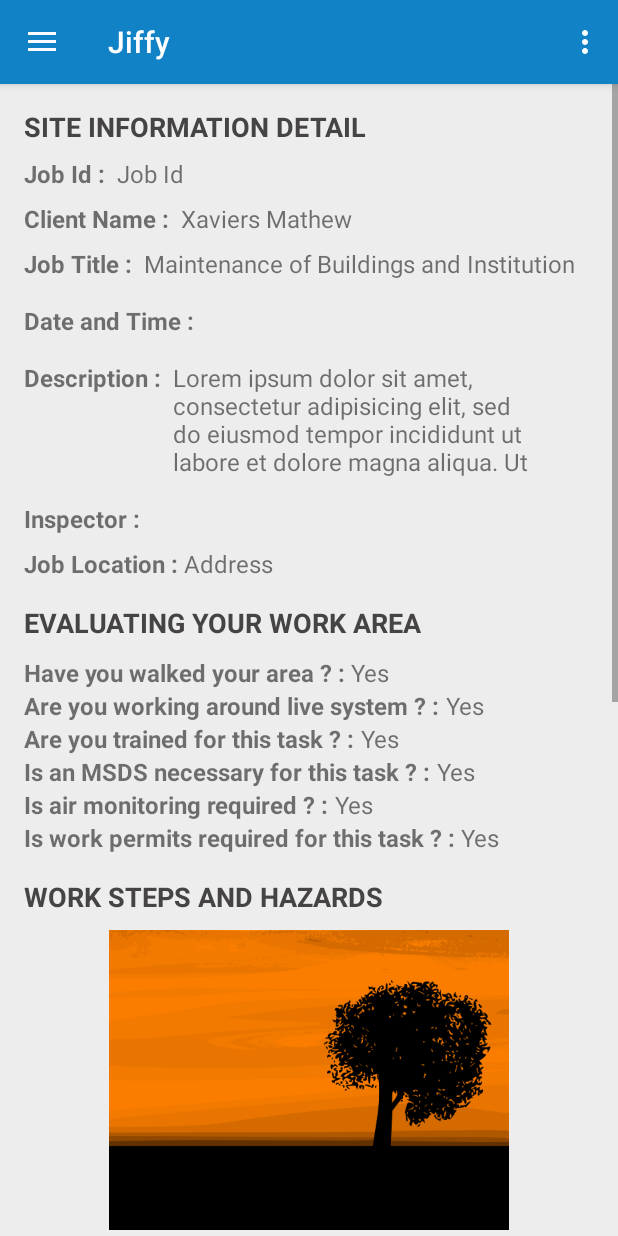
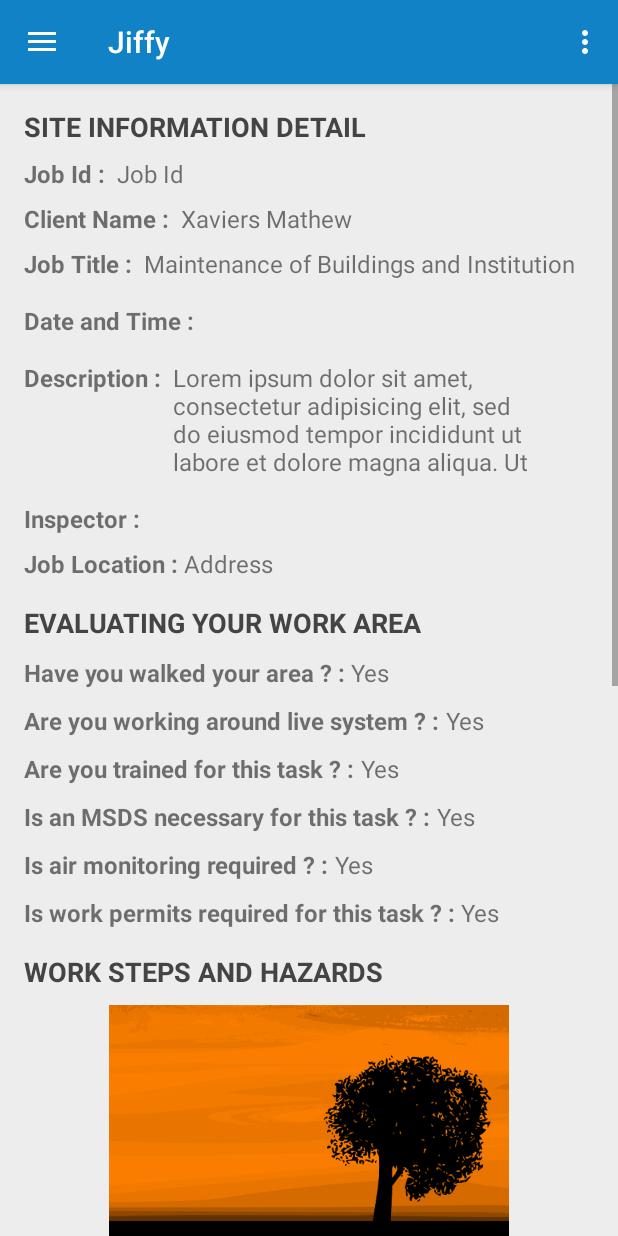
Before and after one commit to SumanBandopadhyay/IntelligentSurveyManagement, an Android app: the fragment SentJobDetailsFragment placed in its activity, on a phone screen of 412 x 824 dp. Run offline under Robolectric (Android 15) with nearby library versions, the phone set to English and light mode, and no system bars; our stand-ins replace Room's generated code, RxJava; libraries missing offline, so code that uses them is left out: android.arch.persistence.

Commit message:
Author: Poulami Bhose Time: 13-8-2018 02:05AM Description: Sent Fragmetnt

```diff
--- a/app/build.gradle
+++ b/app/build.gradle
@@ -4,7 +4,7 @@ android {
     compileSdkVersion 26
     defaultConfig {
         applicationId "com.example.suman.intelligentsurveymanagement"
-        minSdkVersion 19
+        minSdkVersion 21
         targetSdkVersion 26
         versionCode 1
         versionName "1.0"
@@ -28,6 +28,7 @@ android {
 
 dependencies {
     implementation fileTree(include: ['*.jar'], dir: 'libs')
+    //noinspection GradleCompatible
     implementation 'com.android.support:appcompat-v7:26.1.0'
     implementation 'com.android.support:design:26.1.0'
     implementation 'com.android.support.constraint:constraint-layout:1.1.2'
--- a/app/src/main/AndroidManifest.xml
+++ b/app/src/main/AndroidManifest.xml
@@ -5,7 +5,7 @@
 
     <application
         android:allowBackup="true"
-        android:icon="@mipmap/ic_launcher"
+        android:icon="@mipmap/app_icon"
         android:label="@string/app_name"
         android:roundIcon="@mipmap/ic_icon"
         android:supportsRtl="true"
--- a/app/src/main/java/intelligentsurveymanagement/dummy/LeftPanelContent.java
+++ b/app/src/main/java/intelligentsurveymanagement/dummy/LeftPanelContent.java
@@ -36,7 +36,7 @@ public class LeftPanelContent {
         addItem(dummyItem);
         dummyItem = new DummyItem(R.layout.fragment_evaluating_work, "Evaluating your Work Area");
         addItem(dummyItem);
-        dummyItem = new DummyItem(R.layout.fragment_work_steps_and_hazards, "Work Steps and Hazards");
+        dummyItem = new DummyItem(R.layout.fragment_work_steps_and_hazards, "Work Steps");
         addItem(dummyItem);
         dummyItem = new DummyItem(R.layout.fragment_video_reference, "Video Reference");
         addItem(dummyItem);
--- a/app/src/main/res/layout/fragment_listitem.xml
+++ b/app/src/main/res/layout/fragment_listitem.xml
@@ -17,7 +17,8 @@
         android:drawableRight="?android:attr/listChoiceIndicatorMultiple"
         android:layout_width="match_parent"
         android:layout_height="wrap_content"
-        android:layout_margin="@dimen/text_margin" />
+        android:layout_margin="@dimen/text_margin"
+        android:buttonTint="@color/colorOrange"/>
 
     <!--<CheckBox-->
         <!--android:id="@+id/left_panel_check_box"-->
--- a/app/src/main/res/layout/fragment_sent_job_details.xml
+++ b/app/src/main/res/layout/fragment_sent_job_details.xml
@@ -192,7 +192,8 @@
             <LinearLayout
                 android:layout_width="wrap_content"
                 android:layout_height="wrap_content"
-                android:orientation="horizontal">
+                android:orientation="horizontal"
+                android:layout_marginBottom="10dp">
 
                 <TextView
                     android:text="Have you walked your area ? : "
@@ -213,7 +214,8 @@
             <LinearLayout
                 android:layout_width="wrap_content"
                 android:layout_height="wrap_content"
-                android:orientation="horizontal">
+                android:orientation="horizontal"
+                android:layout_marginBottom="10dp">
 
                 <TextView
                     android:text="Are you working around live system ? : "
@@ -234,7 +236,8 @@
             <LinearLayout
                 android:layout_width="wrap_content"
                 android:layout_height="wrap_content"
-                android:orientation="horizontal">
+                android:orientation="horizontal"
+                android:layout_marginBottom="10dp">
 
                 <TextView
                     android:text="Are you trained for this task ? : "
@@ -255,7 +258,8 @@
             <LinearLayout
                 android:layout_width="wrap_content"
                 android:layout_height="wrap_content"
-                android:orientation="horizontal">
+                android:orientation="horizontal"
+                android:layout_marginBottom="10dp">
 
                 <TextView
                     android:text="Is an MSDS necessary for this task ? : "
@@ -276,7 +280,8 @@
             <LinearLayout
                 android:layout_width="wrap_content"
                 android:layout_height="wrap_content"
-                android:orientation="horizontal">
+                android:orientation="horizontal"
+                android:layout_marginBottom="10dp">
 
                 <TextView
                     android:text="Is air monitoring required ? : "
@@ -370,13 +375,13 @@
             </LinearLayout>
 
             <TextView
-                android:text="CUSTOMER SIIGN OFF"
+                android:text="CUSTOMER SIGN OFF"
                 android:layout_width="wrap_content"
                 android:layout_height="wrap_content"
                 android:textStyle="bold"
                 android:textSize="18dp"
                 android:layout_marginTop="16dp"
-                android:layout_marginBottom="10dp"
+                android:layout_marginBottom="8dp"
                 android:textColor="#454343"/>
 
             <LinearLayout
@@ -412,14 +417,26 @@
             <LinearLayout
                 android:layout_width="wrap_content"
                 android:layout_height="wrap_content"
-                android:orientation="horizontal">
+                android:orientation="horizontal"
+                android:layout_marginBottom="10dp">
 
                 <TextView
-                    android:text="How well trained were the service representatives ? : "
+                    android:id="@+id/text_customer_rating_one"
+                    android:text="How well trained were the service representatives ?"
                     android:layout_width="wrap_content"
                     android:layout_height="wrap_content"
                     android:textStyle="bold"
-                    android:textSize="16dp"/>
+                    android:textSize="16dp"
+                    android:layout_weight="1"
+                    android:maxLines="1"
+                    android:ellipsize="end"/>
+
+                <TextView
+                    android:layout_width="wrap_content"
+                    android:layout_height="wrap_content"
+                    android:text=" : "
+                    android:layout_weight="0"
+                    android:textStyle="bold"/>
 
                 <TextView
                     android:id="@+id/sent_customer_rating_one"
@@ -427,22 +444,34 @@
                     android:layout_height="wrap_content"
                     android:layout_width="wrap_content"
                     android:textSize="16dp"
-                    android:paddingLeft="8dp"
-                    android:padding="8dp"/>
+                    android:layout_weight="0"
+                    android:maxLines="1"/>
 
             </LinearLayout>
 
             <LinearLayout
-                android:layout_width="wrap_content"
+                android:layout_width="match_parent"
                 android:layout_height="wrap_content"
-                android:orientation="horizontal">
+                android:orientation="horizontal"
+                android:layout_marginBottom="10dp">
 
                 <TextView
-                    android:text="Do service representatives adhere to professional standards of conduct ? : "
+                    android:id="@+id/text_customer_rating_two"
+                    android:text="Do service representatives adhere to professional standards of conduct ?"
                     android:layout_width="wrap_content"
                     android:layout_height="wrap_content"
                     android:textStyle="bold"
-                    android:textSize="16dp"/>
+                    android:textSize="16dp"
+                    android:layout_weight="1"
+                    android:maxLines="1"
+                    android:ellipsize="end"/>
+
+                <TextView
+                    android:layout_width="wrap_content"
+                    android:layout_height="wrap_content"
+                    android:text=" : "
+                    android:layout_weight="0"
+                    android:textStyle="bold"/>
 
                 <TextView
                     android:id="@+id/sent_customer_rating_two"
@@ -450,45 +479,69 @@
                     android:layout_height="wrap_content"
                     android:layout_width="wrap_content"
                     android:textSize="16dp"
-                    android:paddingLeft="8dp"
-                    android:padding="8dp"/>
+                    android:layout_weight="0"
+                    android:maxLines="1"/>
 
             </LinearLayout>
 
-            <RelativeLayout
-                android:layout_width="wrap_content"
-                android:layout_height="wrap_content">
+            <LinearLayout
+                android:layout_width="match_parent"
+                android:layout_height="wrap_content"
+                android:orientation="horizontal"
+                android:layout_marginBottom="10dp">
 
                 <TextView
                     android:id="@+id/text_customer_rating_three"
-                    android:text="Were the service representatives well supervised ? : "
+                    android:text="Were the service representatives well supervised ?"
                     android:layout_width="wrap_content"
                     android:layout_height="wrap_content"
-                    android:lines="2"
                     android:textStyle="bold"
-                    android:textSize="16dp"/>
+                    android:textSize="16dp"
+                    android:layout_weight="1"
+                    android:maxLines="1"
+                    android:ellipsize="end"/>
+
+                <TextView
+                    android:layout_width="wrap_content"
+                    android:layout_height="wrap_content"
+                    android:text=" : "
+                    android:layout_weight="0"
+                    android:textStyle="bold"/>
 
                 <TextView
                     android:id="@+id/sent_customer_rating_three"
+                    android:text="4"
                     android:layout_height="wrap_content"
                     android:layout_width="wrap_content"
                     android:textSize="16dp"
-                    android:layout_toRightOf="@+id/text_customer_rating_three"
-                    android:text="AA"/>
+                    android:layout_weight="0"
+                    android:maxLines="1"/>
 
-            </RelativeLayout>
+            </LinearLayout>
 
-            <RelativeLayout
+            <LinearLayout
                 android:layout_width="match_parent"
-                android:layout_height="wrap_content">
+                android:layout_height="wrap_content"
+                android:orientation="horizontal"
+                android:layout_marginBottom="4dp">
 
                 <TextView
                     android:id="@+id/text_customer_rating_four"
-                    android:text="Overall how satisfied am I with the ? : "
+                    android:text="Overall how satisfied am I with the service ?"
                     android:layout_width="wrap_content"
                     android:layout_height="wrap_content"
                     android:textStyle="bold"
-                    android:textSize="16dp"/>
+                    android:textSize="16dp"
+                    android:layout_weight="1"
+                    android:maxLines="1"
+                    android:ellipsize="end" />
+
+                <TextView
+                    android:layout_width="wrap_content"
+                    android:layout_height="wrap_content"
+                    android:text=": "
+                    android:layout_weight="0"
+                    android:textStyle="bold"/>
 
                 <TextView
                     android:id="@+id/sent_customer_rating_four"
@@ -496,9 +549,10 @@
                     android:layout_height="wrap_content"
                     android:layout_width="wrap_content"
                     android:textSize="16dp"
-                    android:layout_toRightOf="@+id/text_customer_rating_four"/>
+                    android:layout_weight="0"
+                    android:maxLines="1"/>
 
-            </RelativeLayout>
+            </LinearLayout>
 
             <LinearLayout
                 android:layout_width="wrap_content"
@@ -531,7 +585,8 @@
                 android:layout_width="wrap_content"
                 android:layout_height="wrap_content"
                 android:textStyle="bold"
-                android:textSize="16dp"/>
+                android:textSize="16dp"
+                android:layout_marginBottom="10dp"/>
 
             <LinearLayout
                 android:layout_width="wrap_content"
--- a/app/src/main/res/layout/fragment_video_reference.xml
+++ b/app/src/main/res/layout/fragment_video_reference.xml
@@ -21,7 +21,10 @@
             android:text="Capture  Video"
             android:layout_weight="1"
             android:layout_width="wrap_content"
-            android:layout_height="wrap_content" />
+            android:layout_height="wrap_content"
+            android:background="@drawable/my_button"
+            android:textColor="#FFF"
+            android:layout_marginRight="10dp"/>
 
         <Button
             android:id="@+id/btn_vid_save"
@@ -29,7 +32,9 @@
             android:layout_weight="1"
             android:layout_width="wrap_content"
             android:layout_height="wrap_content"
-            android:enabled="false"/>
+            android:enabled="false"
+            android:background="@drawable/my_button"
+            android:textColor="#FFF"/>
 
     </LinearLayout>
 
--- a/app/src/main/res/layout/fragment_work_steps_and_hazards.xml
+++ b/app/src/main/res/layout/fragment_work_steps_and_hazards.xml
@@ -38,7 +38,9 @@
                     android:layout_height="wrap_content"
                     android:text="Capture Image"
                     android:layout_weight="1"
-                    android:backgroundTint="#DD2476"/>
+                    android:background="@drawable/my_button"
+                    android:textColor="#FFF"
+                    android:layout_marginRight="10dp"/>
 
                 <Button
                     android:id="@+id/btn_edit_image"
@@ -46,7 +48,8 @@
                     android:layout_height="wrap_content"
                     android:text="Edit Image"
                     android:layout_weight="1"
-                    android:backgroundTint="#DD2476"
+                    android:background="@drawable/my_button"
+                    android:textColor="#FFF"
                     android:enabled="false"/>
 
                 <!--ImageButton
```
Also changed, not shown: app/src/main/res/mipmap-hdpi/app_icon.png (added), app/src/main/res/mipmap-mdpi/app_icon.png (added), app/src/main/res/mipmap-xhdpi/app_icon.png (added), app/src/main/res/mipmap-xxhdpi/app_icon.png (added), app/src/main/res/mipmap-xxxhdpi/app_icon.png (added).
